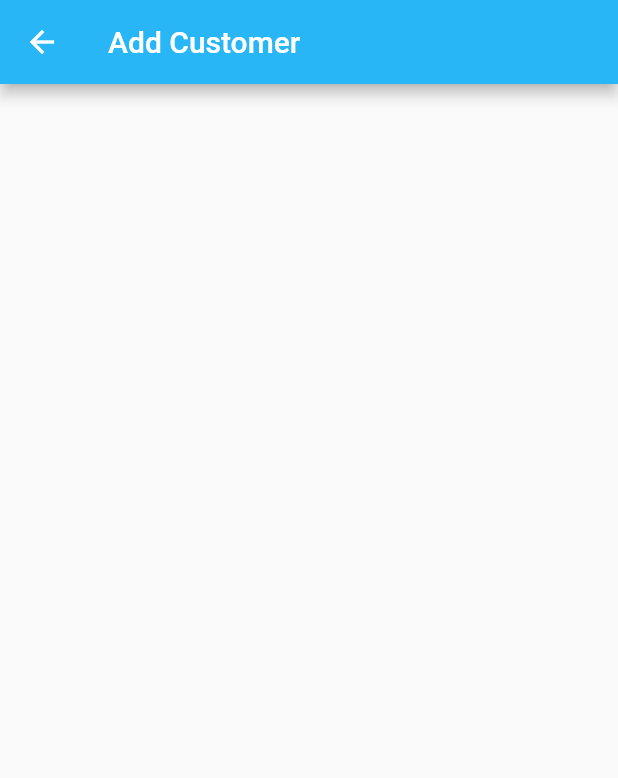
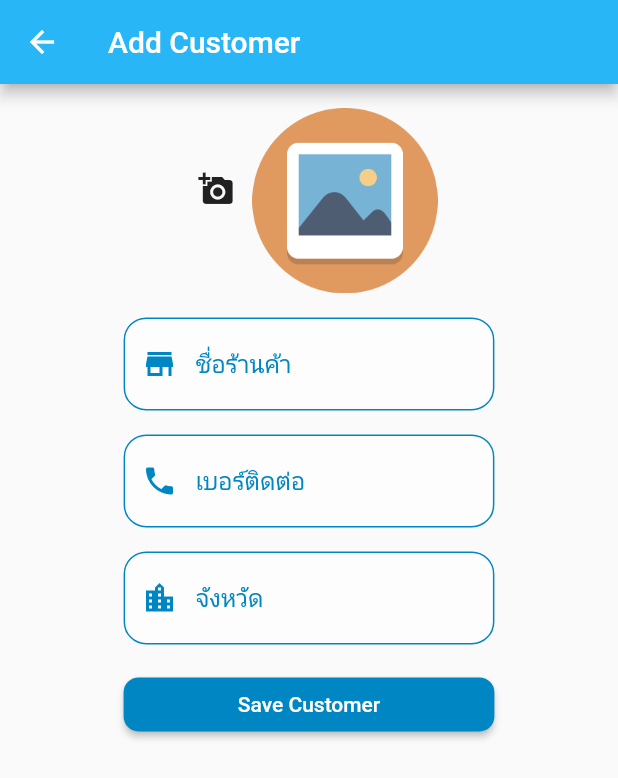
Before and after one commit to chcomama/SurveyApp1st, a Flutter app: the AddCustomer screen opened by its route, on a phone screen of 412 x 824 dp. Shown: the top 778 px of the screen. Run offline on Flutter 3.47's test engine with Material 2 defaults, Android fonts, the phone set to English and light mode, and no system bars; our stand-ins replace firebase_auth, firebase_core; missing offline and left inert: dart:ffi; accounts and stored records are empty.

Commit message:
day4 allday

```diff
--- a/lib/state/addcustomer.dart
+++ b/lib/state/addcustomer.dart
@@ -7,13 +7,136 @@ class AddCustomer extends StatefulWidget {
 }
 
 class _AddCustomerState extends State<AddCustomer> {
+  double screen;
+
+  Container buildCustName() {
+    return Container(
+      decoration: BoxDecoration(
+          color: Colors.white60, borderRadius: BorderRadius.circular(15)),
+      margin: EdgeInsets.only(top: 16),
+      width: screen * 0.6,
+      child: TextField(
+        onChanged: (value) {},
+        decoration: InputDecoration(
+          hintStyle: TextStyle(color: MyStyle().darkColor),
+          prefixIcon: Icon(
+            Icons.store,
+            color: MyStyle().darkColor,
+          ),
+          hintText: 'ชื่อร้านค้า',
+          enabledBorder: OutlineInputBorder(
+              borderRadius: BorderRadius.circular(15),
+              borderSide: BorderSide(color: MyStyle().darkColor)),
+          focusedBorder: OutlineInputBorder(
+              borderRadius: BorderRadius.circular(15),
+              borderSide: BorderSide(color: MyStyle().lightColor)),
+        ),
+      ),
+    );
+  }
+
+  Container buildTel() {
+    return Container(
+      decoration: BoxDecoration(
+          color: Colors.white60, borderRadius: BorderRadius.circular(15)),
+      margin: EdgeInsets.only(top: 16),
+      width: screen * 0.6,
+      child: TextField(
+        onChanged: (value) {},
+        decoration: InputDecoration(
+          hintStyle: TextStyle(color: MyStyle().darkColor),
+          prefixIcon: Icon(
+            Icons.phone,
+            color: MyStyle().darkColor,
+          ),
+          hintText: 'เบอร์ติดต่อ',
+          enabledBorder: OutlineInputBorder(
+              borderRadius: BorderRadius.circular(15),
+              borderSide: BorderSide(color: MyStyle().darkColor)),
+          focusedBorder: OutlineInputBorder(
+              borderRadius: BorderRadius.circular(15),
+              borderSide: BorderSide(color: MyStyle().lightColor)),
+        ),
+      ),
+    );
+  }
+
+  Container buildCity() {
+    return Container(
+      decoration: BoxDecoration(
+          color: Colors.white60, borderRadius: BorderRadius.circular(15)),
+      margin: EdgeInsets.only(top: 16),
+      width: screen * 0.6,
+      child: TextField(
+        onChanged: (value) {},
+        decoration: InputDecoration(
+          hintStyle: TextStyle(color: MyStyle().darkColor),
+          prefixIcon: Icon(
+            Icons.location_city,
+            color: MyStyle().darkColor,
+          ),
+          hintText: 'จังหวัด',
+          enabledBorder: OutlineInputBorder(
+              borderRadius: BorderRadius.circular(15),
+              borderSide: BorderSide(color: MyStyle().darkColor)),
+          focusedBorder: OutlineInputBorder(
+              borderRadius: BorderRadius.circular(15),
+              borderSide: BorderSide(color: MyStyle().lightColor)),
+        ),
+      ),
+    );
+  }
+
   @override
   Widget build(BuildContext context) {
+    screen = MediaQuery.of(context).size.width;
     return Scaffold(
       appBar: AppBar(
         title: Text('Add Customer'),
         backgroundColor: MyStyle().primaryColor,
       ),
+      body: SingleChildScrollView(
+        child: Column(
+          children: [
+            buildRowImage(),
+            buildCustName(),
+            buildTel(),
+            buildCity(),
+            buildSaveCustomer()
+          ],
+        ),
+      ),
+    );
+  }
+
+  Container buildSaveCustomer() {
+    return Container(
+      margin: EdgeInsets.only(top: 16),
+      width: screen * 0.6,
+      child: ElevatedButton(
+        style: ElevatedButton.styleFrom(
+          primary: MyStyle().darkColor,
+          shape: RoundedRectangleBorder(
+            borderRadius: BorderRadius.circular(10),
+          ),
+        ),
+        onPressed: () {},
+        child: Text('Save Customer'),
+      ),
+    );
+  }
+
+  Row buildRowImage() {
+    return Row(
+      mainAxisAlignment: MainAxisAlignment.center,
+      children: [
+        IconButton(icon: Icon(Icons.add_a_photo),
+         onPressed: (){}),
+        Container(margin: EdgeInsets.only(top: 16),
+          width: screen * 0.3,
+          child: Image.asset('images/image.png'),
+        ),
+      ],
     );
   }
 }
--- a/lib/state/authen.dart
+++ b/lib/state/authen.dart
@@ -80,7 +80,11 @@ class _AuthenState extends State<Authen> {
           color: Colors.white60, borderRadius: BorderRadius.circular(15)),
       margin: EdgeInsets.only(top: 16),
       width: screen * 0.6,
-      child: TextField(
+      child: TextField(  onChanged: (value) {
+          print('value = $value');
+          user = value.trim();
+          print('user = $user');
+        },
         decoration: InputDecoration(
           hintStyle: TextStyle(color: MyStyle().darkColor),
           prefixIcon: Icon(
--- a/pubspec.yaml
+++ b/pubspec.yaml
@@ -33,8 +33,9 @@ dependencies:
   google_maps_flutter: ^1.0.10
   # firebase_messaging: ^7.0.3
   firebase_auth: ^0.18.4+1
+  image_picker: ^0.6.7+21
   # cloud_firestore: ^0.14.4
-  # image_picker: ^0.6.7+21
+
   # dio: ^3.0.10
   # cached_network_image: ^2.5.0
 
```
Also changed, not shown: images/image.png (added), pubspec.lock.
